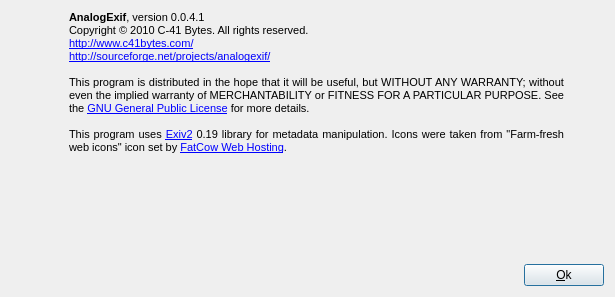
Qt form ui/aboutdialog.ui (chokori/AnalogExif) before a commit.
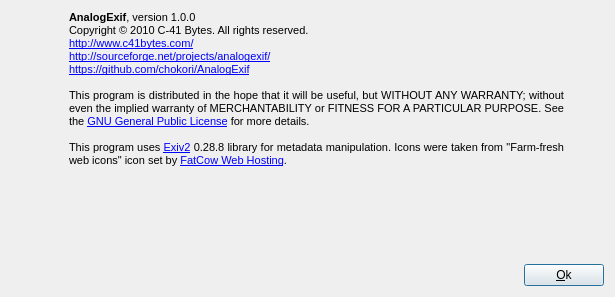
The same form after that commit. Icons and pictures are not drawn.

Patch:
```diff
--- a/ui/aboutdialog.ui
+++ b/ui/aboutdialog.ui
@@ -58,17 +58,21 @@
       <widget class="QLabel" name="label_2">
        <property name="text">
         <string>&lt;!DOCTYPE HTML PUBLIC &quot;-//W3C//DTD HTML 4.0//EN&quot; &quot;http://www.w3.org/TR/REC-html40/strict.dtd&quot;&gt;
-&lt;html&gt;&lt;head&gt;&lt;meta name=&quot;qrichtext&quot; content=&quot;1&quot; /&gt;&lt;style type=&quot;text/css&quot;&gt;
+&lt;html&gt;&lt;head&gt;&lt;meta name=&quot;qrichtext&quot; content=&quot;1&quot; /&gt;&lt;meta charset=&quot;utf-8&quot; /&gt;&lt;style type=&quot;text/css&quot;&gt;
 p, li { white-space: pre-wrap; }
-&lt;/style&gt;&lt;/head&gt;&lt;body style=&quot; font-family:'MS Shell Dlg 2'; font-size:8.25pt; font-weight:400; font-style:normal;&quot;&gt;
-&lt;p style=&quot; margin-top:0px; margin-bottom:0px; margin-left:0px; margin-right:0px; -qt-block-indent:0; text-indent:0px;&quot;&gt;&lt;span style=&quot; font-size:8pt; font-weight:600;&quot;&gt;AnalogExif&lt;/span&gt;&lt;span style=&quot; font-size:8pt;&quot;&gt;, version 0.0.4.1&lt;/span&gt;&lt;/p&gt;
-&lt;p style=&quot; margin-top:0px; margin-bottom:0px; margin-left:0px; margin-right:0px; -qt-block-indent:0; text-indent:0px;&quot;&gt;&lt;span style=&quot; font-size:8pt;&quot;&gt;Copyright © 2010 C-41 Bytes. All rights reserved.&lt;/span&gt;&lt;/p&gt;
-&lt;p style=&quot; margin-top:0px; margin-bottom:0px; margin-left:0px; margin-right:0px; -qt-block-indent:0; text-indent:0px;&quot;&gt;&lt;a href=&quot;http://www.c41bytes.com/analogexif&quot;&gt;&lt;span style=&quot; font-size:8pt; text-decoration: underline; color:#0000ff;&quot;&gt;http://www.c41bytes.com/&lt;/span&gt;&lt;/a&gt;&lt;/p&gt;
-&lt;p style=&quot; margin-top:0px; margin-bottom:0px; margin-left:0px; margin-right:0px; -qt-block-indent:0; text-indent:0px;&quot;&gt;&lt;a href=&quot;http://www.c41bytes.com/analogexif&quot;&gt;&lt;span style=&quot; font-size:8pt; text-decoration: underline; color:#0000ff;&quot;&gt;http://sourceforge.net/projects/analogexif/&lt;/span&gt;&lt;/a&gt;&lt;/p&gt;
-&lt;p style=&quot;-qt-paragraph-type:empty; margin-top:0px; margin-bottom:0px; margin-left:0px; margin-right:0px; -qt-block-indent:0; text-indent:0px; font-size:8pt;&quot;&gt;&lt;/p&gt;
-&lt;p align=&quot;justify&quot; style=&quot; margin-top:0px; margin-bottom:0px; margin-left:0px; margin-right:0px; -qt-block-indent:0; text-indent:0px;&quot;&gt;&lt;span style=&quot; font-size:8pt;&quot;&gt;This program is distributed in the hope that it will be useful, but WITHOUT ANY WARRANTY; without even the implied warranty of MERCHANTABILITY or FITNESS FOR A PARTICULAR PURPOSE. See the &lt;/span&gt;&lt;a href=&quot;http://www.gnu.org/licenses/&quot;&gt;&lt;span style=&quot; font-size:8pt; text-decoration: underline; color:#0000ff;&quot;&gt;GNU General Public License&lt;/span&gt;&lt;/a&gt;&lt;span style=&quot; font-size:8pt;&quot;&gt; for more details.&lt;/span&gt;&lt;/p&gt;
-&lt;p style=&quot;-qt-paragraph-type:empty; margin-top:0px; margin-bottom:0px; margin-left:0px; margin-right:0px; -qt-block-indent:0; text-indent:0px; font-family:'Courier New,courier'; font-size:8pt;&quot;&gt;&lt;/p&gt;
-&lt;p align=&quot;justify&quot; style=&quot; margin-top:0px; margin-bottom:0px; margin-left:0px; margin-right:0px; -qt-block-indent:0; text-indent:0px;&quot;&gt;&lt;span style=&quot; font-size:8pt;&quot;&gt;This program uses &lt;/span&gt;&lt;a href=&quot;http://www.exiv2.org/&quot;&gt;&lt;span style=&quot; font-size:8pt; text-decoration: underline; color:#0000ff;&quot;&gt;Exiv2&lt;/span&gt;&lt;/a&gt;&lt;span style=&quot; font-size:8pt;&quot;&gt; 0.19 library for metadata manipulation. Icons were taken from &amp;quot;Farm-fresh web icons&amp;quot; icon set by &lt;/span&gt;&lt;a href=&quot;http://www.fatcow.com/free-icons/&quot;&gt;&lt;span style=&quot; font-size:8pt; text-decoration: underline; color:#0000ff;&quot;&gt;FatCow Web Hosting&lt;/span&gt;&lt;/a&gt;&lt;span style=&quot; font-size:8pt;&quot;&gt;.&lt;/span&gt;&lt;/p&gt;&lt;/body&gt;&lt;/html&gt;</string>
+hr { height: 1px; border-width: 0; }
+li.unchecked::marker { content: &quot;\2610&quot;; }
+li.checked::marker { content: &quot;\2612&quot;; }
+&lt;/style&gt;&lt;/head&gt;&lt;body style=&quot; font-family:'Segoe UI'; font-size:9pt; font-weight:400; font-style:normal;&quot;&gt;
+&lt;p style=&quot; margin-top:0px; margin-bottom:0px; margin-left:0px; margin-right:0px; -qt-block-indent:0; text-indent:0px;&quot;&gt;&lt;span style=&quot; font-family:'MS Shell Dlg 2'; font-size:8pt; font-weight:600;&quot;&gt;AnalogExif&lt;/span&gt;&lt;span style=&quot; font-family:'MS Shell Dlg 2'; font-size:8pt;&quot;&gt;, version 1.0.0&lt;/span&gt;&lt;/p&gt;
+&lt;p style=&quot; margin-top:0px; margin-bottom:0px; margin-left:0px; margin-right:0px; -qt-block-indent:0; text-indent:0px;&quot;&gt;&lt;span style=&quot; font-family:'MS Shell Dlg 2'; font-size:8pt;&quot;&gt;Copyright © 2010 C-41 Bytes. All rights reserved.&lt;/span&gt;&lt;/p&gt;
+&lt;p style=&quot; margin-top:0px; margin-bottom:0px; margin-left:0px; margin-right:0px; -qt-block-indent:0; text-indent:0px;&quot;&gt;&lt;a href=&quot;http://www.c41bytes.com/analogexif&quot;&gt;&lt;span style=&quot; font-family:'MS Shell Dlg 2'; font-size:8pt; text-decoration: underline; color:#0000ff;&quot;&gt;http://www.c41bytes.com/&lt;/span&gt;&lt;/a&gt;&lt;/p&gt;
+&lt;p style=&quot; margin-top:0px; margin-bottom:0px; margin-left:0px; margin-right:0px; -qt-block-indent:0; text-indent:0px;&quot;&gt;&lt;a href=&quot;http://www.c41bytes.com/analogexif&quot;&gt;&lt;span style=&quot; font-family:'MS Shell Dlg 2'; font-size:8pt; text-decoration: underline; color:#0000ff;&quot;&gt;http://sourceforge.net/projects/analogexif/&lt;/span&gt;&lt;/a&gt;&lt;/p&gt;
+&lt;p style=&quot; margin-top:0px; margin-bottom:0px; margin-left:0px; margin-right:0px; -qt-block-indent:0; text-indent:0px;&quot;&gt;&lt;a href=&quot;http://www.c41bytes.com/analogexif&quot;&gt;&lt;span style=&quot; font-family:'MS Shell Dlg 2'; font-size:8pt; text-decoration: underline; color:#0000ff;&quot;&gt;https://github.com/chokori/AnalogExif&lt;/span&gt;&lt;/a&gt;&lt;/p&gt;
+&lt;p style=&quot;-qt-paragraph-type:empty; margin-top:0px; margin-bottom:0px; margin-left:0px; margin-right:0px; -qt-block-indent:0; text-indent:0px; font-family:'MS Shell Dlg 2'; font-size:8pt;&quot;&gt;&lt;br /&gt;&lt;/p&gt;
+&lt;p align=&quot;justify&quot; style=&quot; margin-top:0px; margin-bottom:0px; margin-left:0px; margin-right:0px; -qt-block-indent:0; text-indent:0px;&quot;&gt;&lt;span style=&quot; font-family:'MS Shell Dlg 2'; font-size:8pt;&quot;&gt;This program is distributed in the hope that it will be useful, but WITHOUT ANY WARRANTY; without even the implied warranty of MERCHANTABILITY or FITNESS FOR A PARTICULAR PURPOSE. See the &lt;/span&gt;&lt;a href=&quot;http://www.gnu.org/licenses/&quot;&gt;&lt;span style=&quot; font-family:'MS Shell Dlg 2'; font-size:8pt; text-decoration: underline; color:#0000ff;&quot;&gt;GNU General Public License&lt;/span&gt;&lt;/a&gt;&lt;span style=&quot; font-family:'MS Shell Dlg 2'; font-size:8pt;&quot;&gt; for more details.&lt;/span&gt;&lt;/p&gt;
+&lt;p style=&quot;-qt-paragraph-type:empty; margin-top:0px; margin-bottom:0px; margin-left:0px; margin-right:0px; -qt-block-indent:0; text-indent:0px; font-family:'Courier New,courier'; font-size:8pt;&quot;&gt;&lt;br /&gt;&lt;/p&gt;
+&lt;p align=&quot;justify&quot; style=&quot; margin-top:0px; margin-bottom:0px; margin-left:0px; margin-right:0px; -qt-block-indent:0; text-indent:0px;&quot;&gt;&lt;span style=&quot; font-family:'MS Shell Dlg 2'; font-size:8pt;&quot;&gt;This program uses &lt;/span&gt;&lt;a href=&quot;http://www.exiv2.org/&quot;&gt;&lt;span style=&quot; font-family:'MS Shell Dlg 2'; font-size:8pt; text-decoration: underline; color:#0000ff;&quot;&gt;Exiv2&lt;/span&gt;&lt;/a&gt;&lt;span style=&quot; font-family:'MS Shell Dlg 2'; font-size:8pt;&quot;&gt; 0.28.8 library for metadata manipulation. Icons were taken from &amp;quot;Farm-fresh web icons&amp;quot; icon set by &lt;/span&gt;&lt;a href=&quot;http://www.fatcow.com/free-icons/&quot;&gt;&lt;span style=&quot; font-family:'MS Shell Dlg 2'; font-size:8pt; text-decoration: underline; color:#0000ff;&quot;&gt;FatCow Web Hosting&lt;/span&gt;&lt;/a&gt;&lt;span style=&quot; font-family:'MS Shell Dlg 2'; font-size:8pt;&quot;&gt;.&lt;/span&gt;&lt;/p&gt;&lt;/body&gt;&lt;/html&gt;</string>
        </property>
        <property name="textFormat">
         <enum>Qt::TextFormat::RichText</enum>
```
